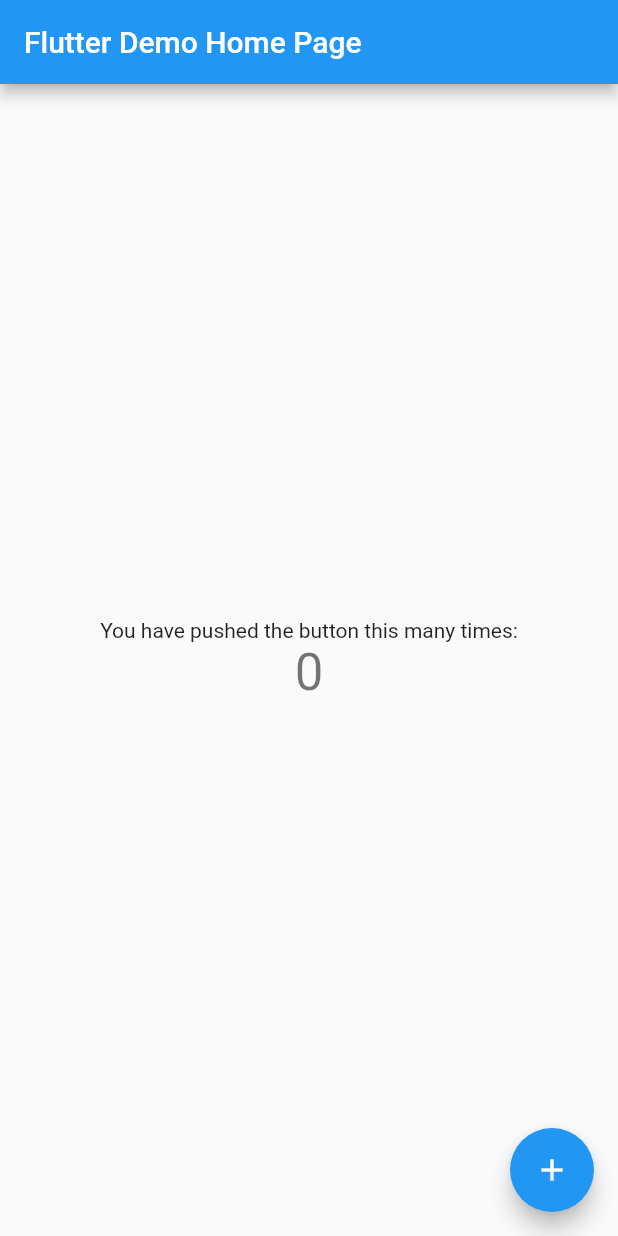
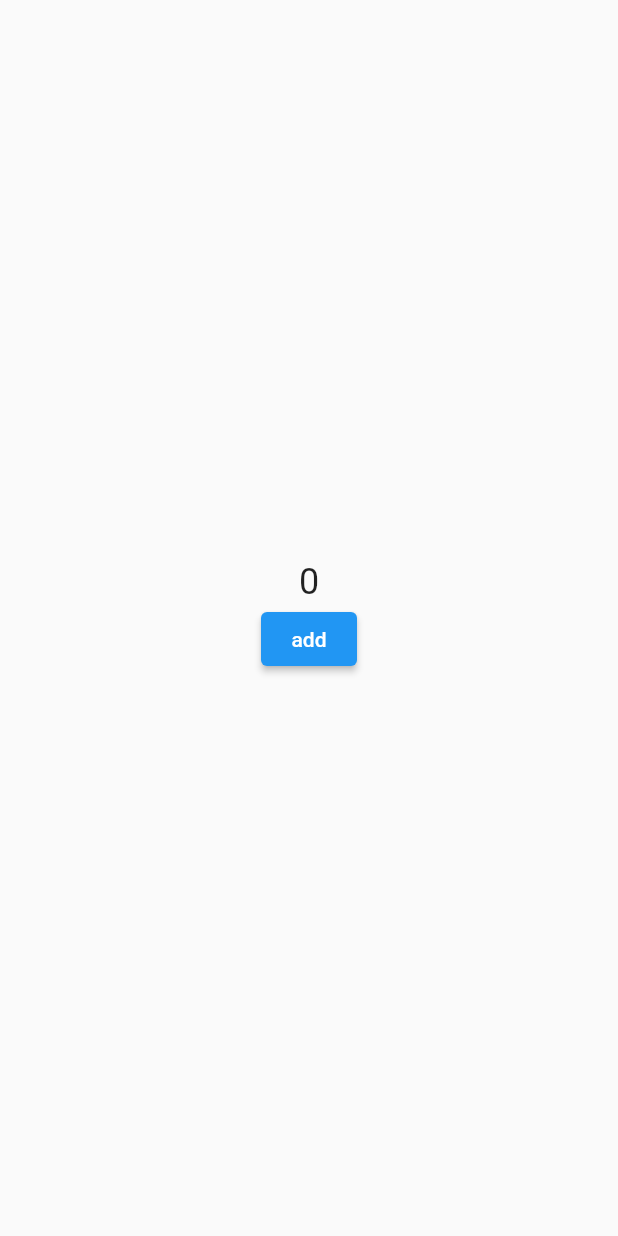
Before and after one commit to nico0704/test_1701, a Flutter app: the screen it shows after launch, on a phone screen of 412 x 824 dp. Run offline on Flutter 3.47's test engine with Material 2 defaults, Android fonts, the phone set to English and light mode, and no system bars; our stand-ins replace get.

Commit message:
second commit

```diff
--- /dev/null
+++ b/lib/controller/kurs_controller.dart
@@ -0,0 +1,8 @@
+import 'package:get/get.dart';
+
+import '../model/model.dart';
+
+class KursController extends GetxController {
+  var model = Model().obs;
+  var changed = 0.obs;
+}
--- a/lib/main.dart
+++ b/lib/main.dart
@@ -1,115 +1,27 @@
 import 'package:flutter/material.dart';
+import 'package:get/get.dart';
+import 'package:test_1701/screens/kurs_erstellen_screen.dart';
+
+import 'controller/kurs_controller.dart';
 
 void main() {
-  runApp(const MyApp());
+  runApp(MyApp());
 }
 
 class MyApp extends StatelessWidget {
-  const MyApp({super.key});
-
-  // This widget is the root of your application.
+  KursController _controller = Get.put(KursController());
+  MyApp({super.key});
   @override
   Widget build(BuildContext context) {
     return MaterialApp(
-      title: 'Flutter Demo',
+      title: 'GetX Demo',
       theme: ThemeData(
-        // This is the theme of your application.
-        //
-        // Try running your application with "flutter run". You'll see the
-        // application has a blue toolbar. Then, without quitting the app, try
-        // changing the primarySwatch below to Colors.green and then invoke
-        // "hot reload" (press "r" in the console where you ran "flutter run",
-        // or simply save your changes to "hot reload" in a Flutter IDE).
-        // Notice that the counter didn't reset back to zero; the application
-        // is not restarted.
         primarySwatch: Colors.blue,
       ),
-      home: const MyHomePage(title: 'Flutter Demo Home Page'),
+      home: KursErstellenScreen(),
     );
   }
 }
 
-class MyHomePage extends StatefulWidget {
-  const MyHomePage({super.key, required this.title});
-
-  // This widget is the home page of your application. It is stateful, meaning
-  // that it has a State object (defined below) that contains fields that affect
-  // how it looks.
-
-  // This class is the configuration for the state. It holds the values (in this
-  // case the title) provided by the parent (in this case the App widget) and
-  // used by the build method of the State. Fields in a Widget subclass are
-  // always marked "final".
-
-  final String title;
-
-  @override
-  State<MyHomePage> createState() => _MyHomePageState();
-}
-
-class _MyHomePageState extends State<MyHomePage> {
-  int _counter = 0;
-
-  void _incrementCounter() {
-    setState(() {
-      // This call to setState tells the Flutter framework that something has
-      // changed in this State, which causes it to rerun the build method below
-      // so that the display can reflect the updated values. If we changed
-      // _counter without calling setState(), then the build method would not be
-      // called again, and so nothing would appear to happen.
-      _counter++;
-    });
-  }
-
-  @override
-  Widget build(BuildContext context) {
-    // This method is rerun every time setState is called, for instance as done
-    // by the _incrementCounter method above.
-    //
-    // The Flutter framework has been optimized to make rerunning build methods
-    // fast, so that you can just rebuild anything that needs updating rather
-    // than having to individually change instances of widgets.
-    return Scaffold(
-      appBar: AppBar(
-        // Here we take the value from the MyHomePage object that was created by
-        // the App.build method, and use it to set our appbar title.
-        title: Text(widget.title),
-      ),
-      body: Center(
-        // Center is a layout widget. It takes a single child and positions it
-        // in the middle of the parent.
-        child: Column(
-          // Column is also a layout widget. It takes a list of children and
-          // arranges them vertically. By default, it sizes itself to fit its
-          // children horizontally, and tries to be as tall as its parent.
-          //
-          // Invoke "debug painting" (press "p" in the console, choose the
-          // "Toggle Debug Paint" action from the Flutter Inspector in Android
-          // Studio, or the "Toggle Debug Paint" command in Visual Studio Code)
-          // to see the wireframe for each widget.
-          //
-          // Column has various properties to control how it sizes itself and
-          // how it positions its children. Here we use mainAxisAlignment to
-          // center the children vertically; the main axis here is the vertical
-          // axis because Columns are vertical (the cross axis would be
-          // horizontal).
-          mainAxisAlignment: MainAxisAlignment.center,
-          children: <Widget>[
-            const Text(
-              'You have pushed the button this many times:',
-            ),
-            Text(
-              '$_counter',
-              style: Theme.of(context).textTheme.headline4,
-            ),
-          ],
-        ),
-      ),
-      floatingActionButton: FloatingActionButton(
-        onPressed: _incrementCounter,
-        tooltip: 'Increment',
-        child: const Icon(Icons.add),
-      ), // This trailing comma makes auto-formatting nicer for build methods.
-    );
-  }
-}
+// loading screen die app initialisiert und controller lädt (+ db requests usw.)
+// dann start screen
--- /dev/null
+++ b/lib/screens/kurs_erstellen_screen.dart
@@ -0,0 +1,41 @@
+import 'package:flutter/material.dart';
+import 'package:get/get.dart';
+
+import '../controller/kurs_controller.dart';
+
+class KursErstellenScreen extends StatelessWidget {
+  KursController _controller = Get.find();
+
+  KursErstellenScreen({Key? key}) : super(key: key);
+
+  @override
+  Widget build(BuildContext context) {
+    return Scaffold(
+      body: Column(
+        mainAxisAlignment: MainAxisAlignment.center,
+        children: [
+          Center(
+            child: Container(
+              child: Obx(
+                () => Text(
+                  "${_controller.changed.value}",
+                  style: TextStyle(
+                    fontSize: 24,
+                  ),
+                ),
+              ),
+            ),
+          ),
+          ElevatedButton(
+            onPressed: () {
+              _controller.changed++;
+            },
+            child: Text("add"),
+          )
+        ],
+      ),
+    );
+  }
+}
+
+// flutter pub add get
--- a/pubspec.yaml
+++ b/pubspec.yaml
@@ -36,6 +36,7 @@
   # The following adds the Cupertino Icons font to your application.
   # Use with the CupertinoIcons class for iOS style icons.
   cupertino_icons: ^1.0.2
+  get: ^4.6.5
 
 dev_dependencies:
   flutter_test:
```
Also changed, not shown: lib/model/model.dart (added, +21 -0 lines), lib/screens/liste_kurse_screen.dart (added, +10 -0 lines), pubspec.lock.
